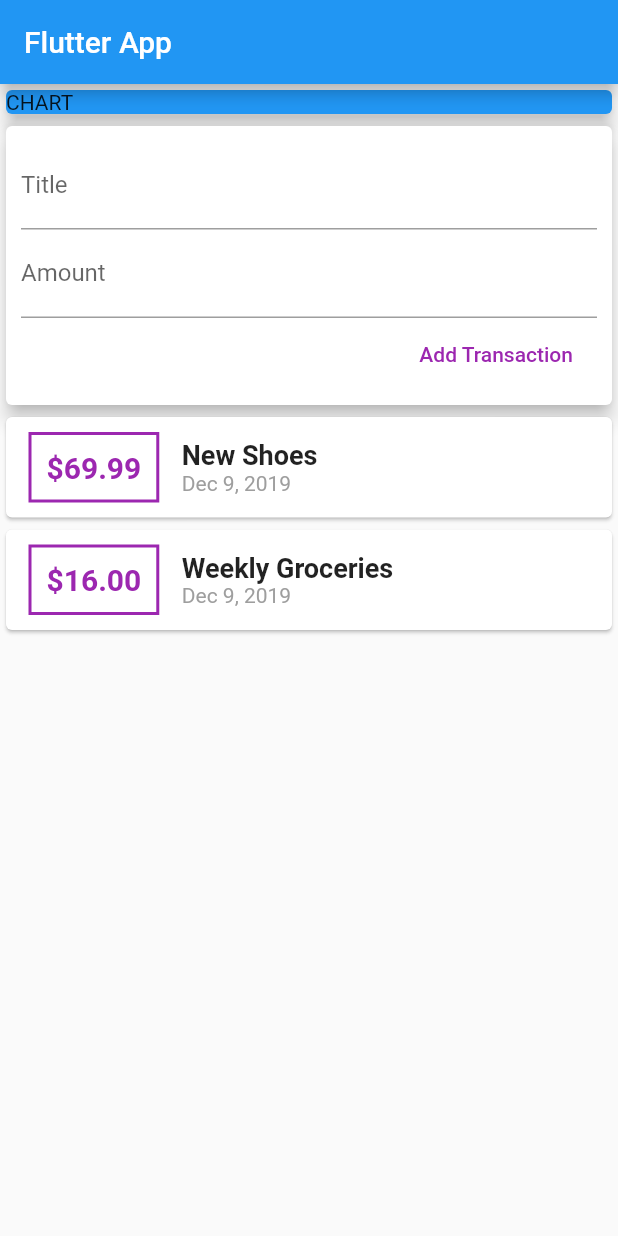
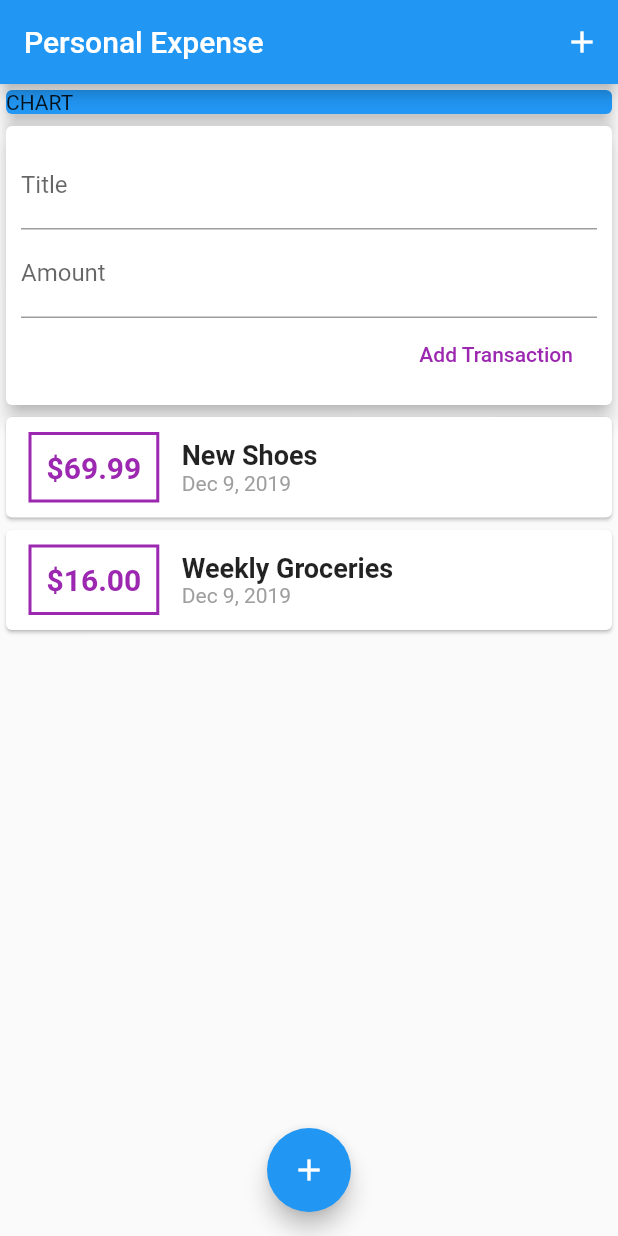
Before and after one commit to mricky/flutter_personal_expense, a Flutter app: the screen it shows after launch, on a phone screen of 412 x 824 dp. Run offline on Flutter 3.47's test engine with Material 2 defaults, Android fonts, the phone set to English and light mode, and no system bars.

Commit message:
adding floatingActionButtonLocation

```diff
--- a/lib/main.dart
+++ b/lib/main.dart
@@ -9,14 +9,17 @@ void main() => runApp(MaterialApp(
 
 class MyHomePage extends StatelessWidget {
 
-
   @override
   Widget build(BuildContext context) {
     return MaterialApp(
       title: 'Flutter App',
       home:  Scaffold(
       appBar: AppBar(
-        title: Text("Flutter App"),
+        title: Text("Personal Expense"),
+        actions: <Widget>[
+          IconButton(icon: Icon(Icons.add),
+          onPressed: (){},),
+        ],
       ),
       body: Container(
         height: 600,
@@ -36,6 +39,10 @@ class MyHomePage extends StatelessWidget {
           ],
          ),
       ),
+      floatingActionButtonLocation: FloatingActionButtonLocation.centerFloat,
+      floatingActionButton: FloatingActionButton(
+        child: Icon(Icons.add),
+        onPressed: (){}),
       ),
     );
   }
```
